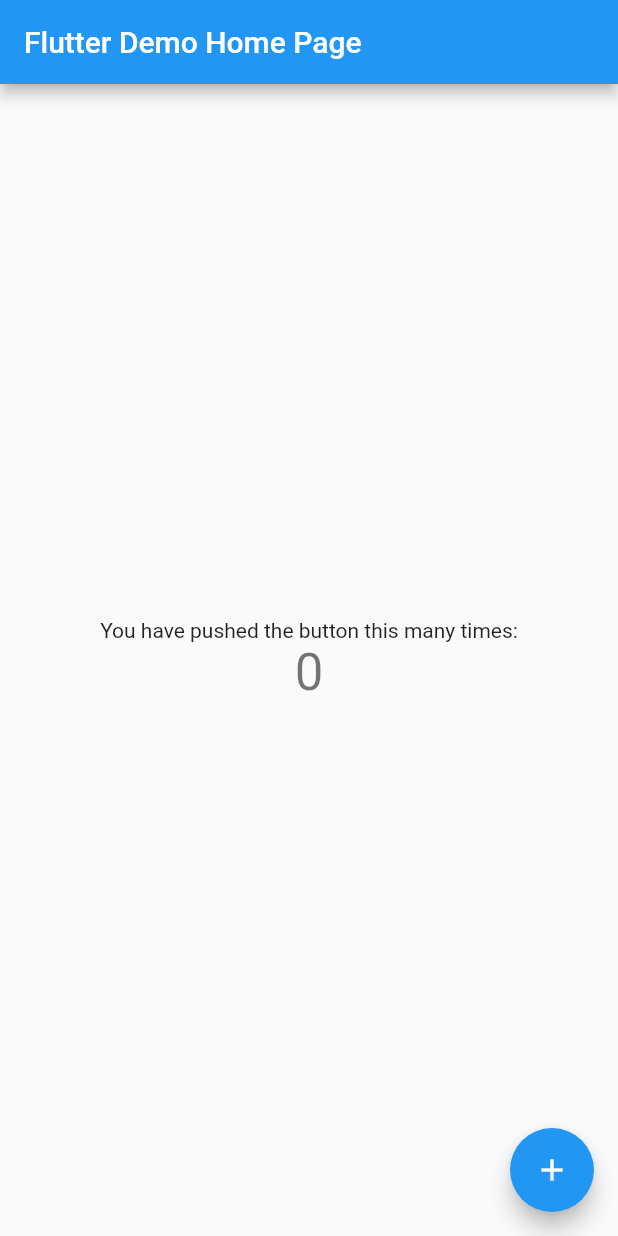
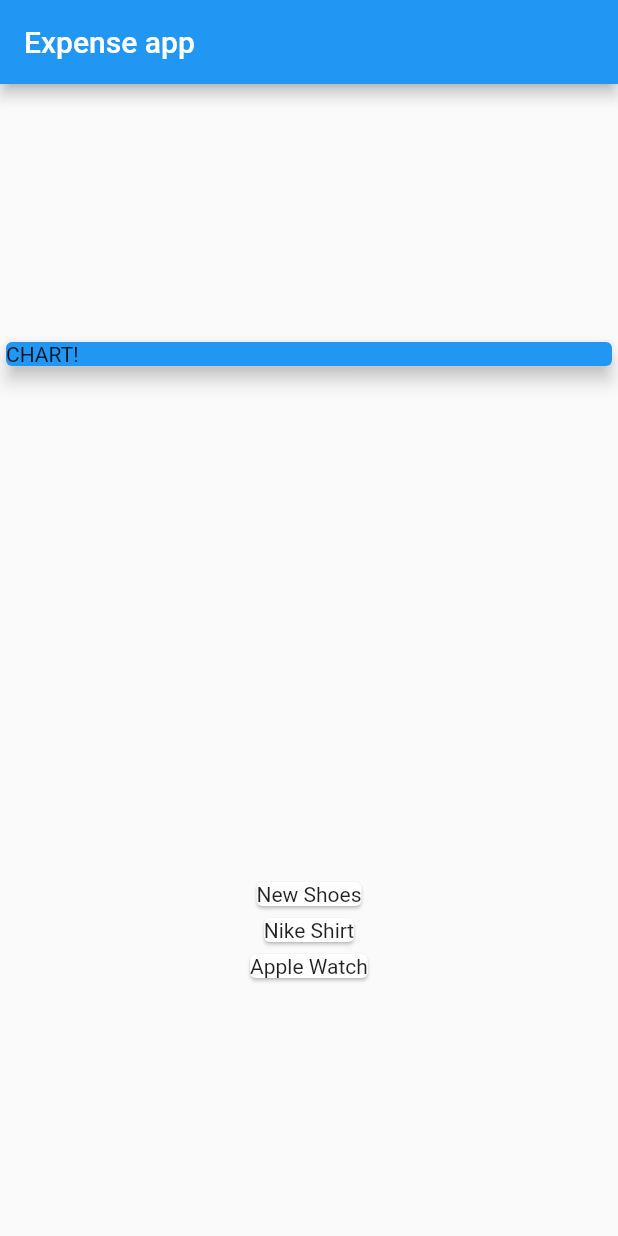
Before and after one commit to trlong357/expenses_app_flutter, a Flutter app: the screen it shows after launch, on a phone screen of 412 x 824 dp. Run offline on Flutter 3.47's test engine with Material 2 defaults, Android fonts, the phone set to English and light mode, and no system bars.

Commit message:
mapping data to widget

```diff
--- a/lib/main.dart
+++ b/lib/main.dart
@@ -1,4 +1,5 @@
 import 'package:flutter/material.dart';
+import './transaction.dart';
 
 void main() {
   runApp(const MyApp());
@@ -6,110 +7,64 @@ void main() {
 
 class MyApp extends StatelessWidget {
   const MyApp({Key? key}) : super(key: key);
-
-  // This widget is the root of your application.
   @override
   Widget build(BuildContext context) {
     return MaterialApp(
       title: 'Flutter Demo',
-      theme: ThemeData(
-        // This is the theme of your application.
-        //
-        // Try running your application with "flutter run". You'll see the
-        // application has a blue toolbar. Then, without quitting the app, try
-        // changing the primarySwatch below to Colors.green and then invoke
-        // "hot reload" (press "r" in the console where you ran "flutter run",
-        // or simply save your changes to "hot reload" in a Flutter IDE).
-        // Notice that the counter didn't reset back to zero; the application
-        // is not restarted.
-        primarySwatch: Colors.blue,
-      ),
-      home: const MyHomePage(title: 'Flutter Demo Home Page'),
+      theme: ThemeData(),
+      home: MyHomePage(),
     );
   }
 }
 
-class MyHomePage extends StatefulWidget {
-  const MyHomePage({Key? key, required this.title}) : super(key: key);
-
-  // This widget is the home page of your application. It is stateful, meaning
-  // that it has a State object (defined below) that contains fields that affect
-  // how it looks.
-
-  // This class is the configuration for the state. It holds the values (in this
-  // case the title) provided by the parent (in this case the App widget) and
-  // used by the build method of the State. Fields in a Widget subclass are
-  // always marked "final".
-
-  final String title;
-
-  @override
-  State<MyHomePage> createState() => _MyHomePageState();
-}
-
-class _MyHomePageState extends State<MyHomePage> {
-  int _counter = 0;
-
-  void _incrementCounter() {
-    setState(() {
-      // This call to setState tells the Flutter framework that something has
-      // changed in this State, which causes it to rerun the build method below
-      // so that the display can reflect the updated values. If we changed
-      // _counter without calling setState(), then the build method would not be
-      // called again, and so nothing would appear to happen.
-      _counter++;
-    });
-  }
+class MyHomePage extends StatelessWidget {
+  final List<Transaction> transactions = [
+    Transaction(
+      id: "t1",
+      title: "New Shoes",
+      amount: 99.99,
+      date: DateTime.now(),
+    ),
+    Transaction(
+      id: "t2",
+      title: "Nike Shirt",
+      amount: 29.99,
+      date: DateTime.now(),
+    ),
+    Transaction(
+      id: "t3",
+      title: "Apple Watch",
+      amount: 299.99,
+      date: DateTime.now(),
+    ),
+  ];
 
   @override
   Widget build(BuildContext context) {
-    // This method is rerun every time setState is called, for instance as done
-    // by the _incrementCounter method above.
-    //
-    // The Flutter framework has been optimized to make rerunning build methods
-    // fast, so that you can just rebuild anything that needs updating rather
-    // than having to individually change instances of widgets.
     return Scaffold(
       appBar: AppBar(
-        // Here we take the value from the MyHomePage object that was created by
-        // the App.build method, and use it to set our appbar title.
-        title: Text(widget.title),
+        title: Text("Expense app"),
       ),
-      body: Center(
-        // Center is a layout widget. It takes a single child and positions it
-        // in the middle of the parent.
-        child: Column(
-          // Column is also a layout widget. It takes a list of children and
-          // arranges them vertically. By default, it sizes itself to fit its
-          // children horizontally, and tries to be as tall as its parent.
-          //
-          // Invoke "debug painting" (press "p" in the console, choose the
-          // "Toggle Debug Paint" action from the Flutter Inspector in Android
-          // Studio, or the "Toggle Debug Paint" command in Visual Studio Code)
-          // to see the wireframe for each widget.
-          //
-          // Column has various properties to control how it sizes itself and
-          // how it positions its children. Here we use mainAxisAlignment to
-          // center the children vertically; the main axis here is the vertical
-          // axis because Columns are vertical (the cross axis would be
-          // horizontal).
-          mainAxisAlignment: MainAxisAlignment.center,
-          children: <Widget>[
-            const Text(
-              'You have pushed the button this many times:',
+      body: Column(
+        mainAxisAlignment: MainAxisAlignment.spaceAround,
+        crossAxisAlignment: CrossAxisAlignment.stretch,
+        children: <Widget>[
+          Container(
+            width: double.infinity,
+            child: Card(
+              color: Colors.blue,
+              child: Text("CHART!"),
+              elevation: 5,
             ),
-            Text(
-              '$_counter',
-              style: Theme.of(context).textTheme.headline4,
-            ),
-          ],
-        ),
+          ),
+          Column(
+              children: transactions.map((tx) {
+            return Card(
+              child: Text(tx.title),
+            );
+          }).toList()),
+        ],
       ),
-      floatingActionButton: FloatingActionButton(
-        onPressed: _incrementCounter,
-        tooltip: 'Increment',
-        child: const Icon(Icons.add),
-      ), // This trailing comma makes auto-formatting nicer for build methods.
     );
   }
 }
--- /dev/null
+++ b/lib/transaction.dart
@@ -0,0 +1,13 @@
+class Transaction {
+  final String id;
+  final String title;
+  final double amount;
+  final DateTime date;
+
+  Transaction({
+    required this.id,
+    required this.title,
+    required this.amount,
+    required this.date,
+  });
+}
```
